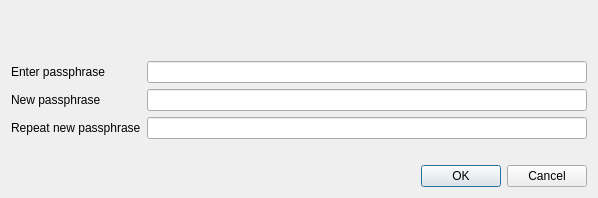
The window that src/qt/forms/askpassphrasedialog.ui (cryptovein/ZedCoin) describes before a commit, drawn with Qt 5.
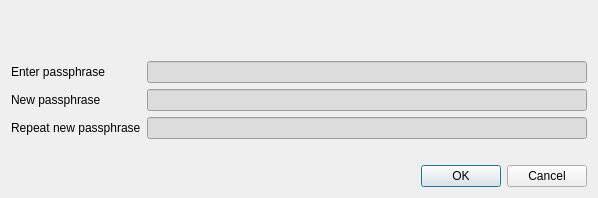
The same window after the commit.

```diff
--- a/src/qt/forms/askpassphrasedialog.ui
+++ b/src/qt/forms/askpassphrasedialog.ui
@@ -50,6 +50,9 @@
      </item>
      <item row="0" column="1">
       <widget class="QLineEdit" name="passEdit1">
+       <property name="styleSheet">
+        <string notr="true">background-color: rgb(220, 220, 220);</string>
+       </property>
        <property name="echoMode">
         <enum>QLineEdit::Password</enum>
        </property>
@@ -64,6 +67,9 @@
      </item>
      <item row="1" column="1">
       <widget class="QLineEdit" name="passEdit2">
+       <property name="styleSheet">
+        <string notr="true">background-color: rgb(220, 220, 220);</string>
+       </property>
        <property name="echoMode">
         <enum>QLineEdit::Password</enum>
        </property>
@@ -78,6 +84,9 @@
      </item>
      <item row="2" column="1">
       <widget class="QLineEdit" name="passEdit3">
+       <property name="styleSheet">
+        <string notr="true">background-color: rgb(220, 220, 220);</string>
+       </property>
        <property name="echoMode">
         <enum>QLineEdit::Password</enum>
        </property>
```
